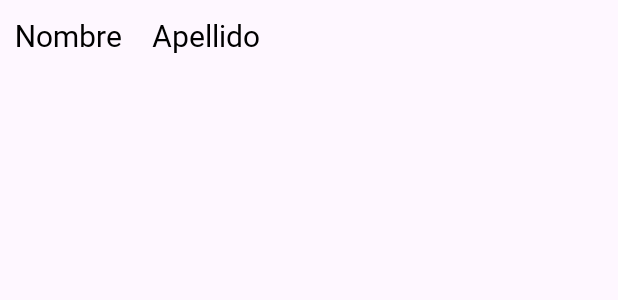
After one commit to Jvbass/VirtualWalletArqLifeCycle, an Android app: the layout users_item.xml on its own in the app's theme, with its tools: preview values and no code run, on a phone screen of 412 x 824 dp. The commit adds this screen. Shown: the top 300 px of the screen. Run offline under Robolectric (Android 15) with nearby library versions, the phone set to English and light mode, and no system bars.

Commit message:
Implementa mostrar fecha, nombre e imagenes en recyclerview de transacciones.

```diff
--- a/app/src/main/java/cl/jpinodev/walletarqlifecycle/feature_usuario/presentation/viewmodel/WalletViewModel.kt
+++ b/app/src/main/java/cl/jpinodev/walletarqlifecycle/feature_usuario/presentation/viewmodel/WalletViewModel.kt
@@ -20,9 +20,9 @@ class WalletViewModel : ViewModel() {
     val usuarios: LiveData<MutableList<Usuario>> get() = _usuarios
     val transactionsLD: MutableLiveData<MutableList<Transaction>> get() = _transactions
     val accountsLD: MutableLiveData<MutableList<Account>> get() = _accounts
+    val usuarioConectado: LiveData<Usuario> get() = _usuarioConectado
 
     private val _usuarioConectado = MutableLiveData<Usuario>()
-    val usuarioConectado: LiveData<Usuario> get() = _usuarioConectado
 
     init {
         _usuarios.value =  UsuariosDataSet().getAllUsuarios()
--- /dev/null
+++ b/app/src/main/res/layout/users_item.xml
@@ -0,0 +1,26 @@
+<?xml version="1.0" encoding="utf-8"?>
+<LinearLayout xmlns:android="http://schemas.android.com/apk/res/android"
+    android:layout_width="match_parent"
+    android:layout_height="wrap_content"
+    android:orientation="horizontal">
+
+    <TextView
+        android:layout_width="wrap_content"
+        android:layout_height="wrap_content"
+        android:id="@+id/nombreUsuario"
+        android:padding="10dp"
+        android:text="Nombre"
+        android:textSize="20sp"
+        android:textColor="@color/black"
+        android:fontFamily="@font/font_jua_wallet" />
+
+    <TextView
+        android:layout_width="wrap_content"
+        android:layout_height="wrap_content"
+        android:id="@+id/apellidoUsuario"
+        android:padding="10dp"
+        android:text="Apellido"
+        android:textSize="20sp"
+        android:textColor="@color/black"
+        android:fontFamily="@font/font_jua_wallet" />
+</LinearLayout>
--- a/app/src/main/res/values/strings.xml
+++ b/app/src/main/res/values/strings.xml
@@ -15,4 +15,5 @@
     <string name="crear_cuenta_nueva">Crear cuenta nueva</string>
     <string name="ultimas_transacciones">Ultimas transacciones</string>
     <string name="cantidad_a_transferir">Cantidad a transferir</string>
+    <string name="elija_un_contacto">Elija un contacto</string>
 </resources>
```
Also changed, not shown: app/src/main/java/cl/jpinodev/walletarqlifecycle/feature_usuario/presentation/adapter/TransactionAdapter.kt (+16 -5 lines), app/src/main/java/cl/jpinodev/walletarqlifecycle/feature_usuario/presentation/adapter/TransactionViewHolder.kt (+28 -2 lines), app/src/main/java/cl/jpinodev/walletarqlifecycle/feature_usuario/presentation/adapter/UsersAdapter.kt (added, +40 -0 lines), app/src/main/java/cl/jpinodev/walletarqlifecycle/feature_usuario/presentation/adapter/UsersViewHolder.kt (added, +14 -0 lines), app/src/main/java/cl/jpinodev/walletarqlifecycle/feature_usuario/presentation/view/fragments/HomePageFragment.kt (+6 -6 lines), app/src/main/java/cl/jpinodev/walletarqlifecycle/feature_usuario/presentation/view/fragments/TransactionSend.kt (+9 -0 lines), app/src/main/java/cl/jpinodev/walletarqlifecycle/transaction_item.kt (deleted, +0 -12 lines), app/src/main/res/layout/transaction_item.xml (+23 -4 lines).
